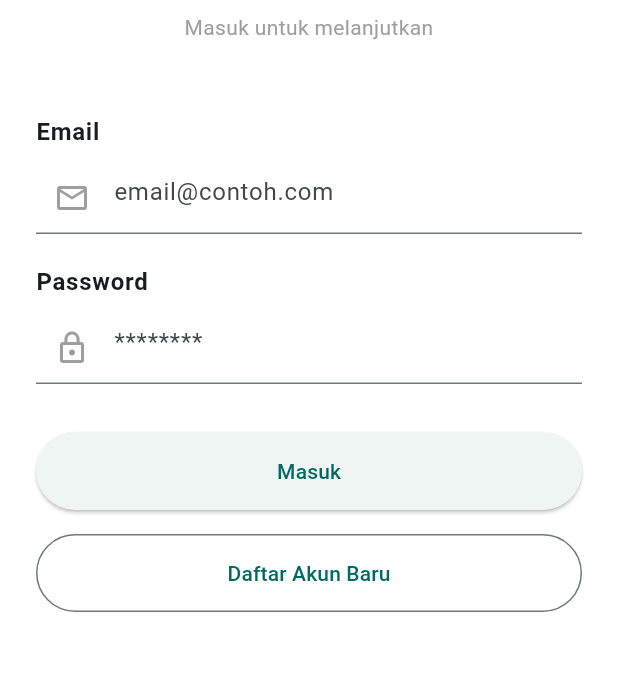
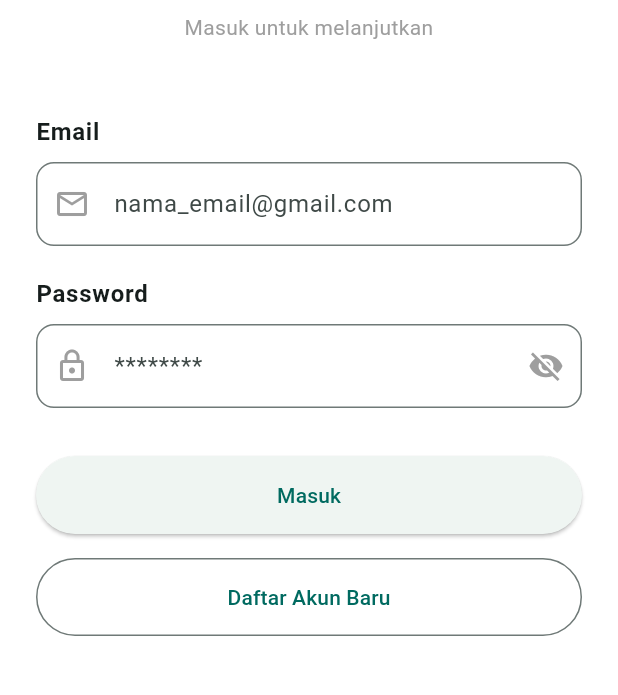
Before and after one commit to rerere-bit/medicare-mobile-app, a Flutter app: the screen it shows after launch, on a phone screen of 412 x 824 dp, the part 372-1067 px from its top. Run offline on Flutter 3.47's test engine with Material 3 defaults, Android fonts, the phone set to English and light mode, and no system bars; our stand-ins replace cloud_firestore, firebase_auth, firebase_core, fl_chart, flutter_local_notifications, timezone; accounts and stored records are empty.

Commit message:
stylr: memperbaiki tampilan UI dari laman autentikasi

```diff
--- a/lib/screens/auth/login_screen.dart
+++ b/lib/screens/auth/login_screen.dart
@@ -75,7 +75,7 @@ class _LoginScreenState extends State<LoginScreen> {
               const SizedBox(height: 48),
 
               CustomTextField(
-                label: 'Email', hint: 'email@contoh.com', icon: Icons.email_outlined, controller: _emailController,
+                label: 'Email', hint: 'nama_email@gmail.com', icon: Icons.email_outlined, controller: _emailController,
               ),
               const SizedBox(height: 20),
               CustomTextField(
--- a/lib/widgets/custom_textfield.dart
+++ b/lib/widgets/custom_textfield.dart
@@ -1,11 +1,12 @@
 import 'package:flutter/material.dart';
 
-class CustomTextField extends StatelessWidget {
+class CustomTextField extends StatefulWidget {
   final String label;
   final String hint;
   final bool isPassword;
   final IconData? icon;
   final TextEditingController? controller;
+  final String? Function(String?)? validator; // Validator tambahan
 
   const CustomTextField({
     super.key,
@@ -14,7 +15,22 @@ class CustomTextField extends StatelessWidget {
     this.isPassword = false,
     this.icon,
     this.controller,
+    this.validator,
   });
+
+  @override
+  State<CustomTextField> createState() => _CustomTextFieldState();
+}
+
+class _CustomTextFieldState extends State<CustomTextField> {
+  bool _obscureText = true;
+
+  @override
+  void initState() {
+    super.initState();
+    // Jika bukan password, jangan di-obscure
+    _obscureText = widget.isPassword;
+  }
 
   @override
   Widget build(BuildContext context) {
@@ -22,18 +38,35 @@ class CustomTextField extends StatelessWidget {
       crossAxisAlignment: CrossAxisAlignment.start,
       children: [
         Text(
-          label,
+          widget.label,
           style: Theme.of(context).textTheme.bodyLarge?.copyWith(
-            fontWeight: FontWeight.w600,
-          ),
+                fontWeight: FontWeight.w600,
+              ),
         ),
         const SizedBox(height: 8),
-        TextField(
-          controller: controller,
-          obscureText: isPassword,
+        TextFormField(
+          controller: widget.controller,
+          obscureText: widget.isPassword ? _obscureText : false,
+          validator: widget.validator, // Pasang validator
+          autovalidateMode: AutovalidateMode.onUserInteraction, // Validasi live
           decoration: InputDecoration(
-            hintText: hint,
-            prefixIcon: icon != null ? Icon(icon, color: Colors.grey) : null,
+            hintText: widget.hint,
+            prefixIcon: widget.icon != null ? Icon(widget.icon, color: Colors.grey) : null,
+            border: OutlineInputBorder(borderRadius: BorderRadius.circular(12)),
+            // Tombol Mata (Show/Hide)
+            suffixIcon: widget.isPassword
+                ? IconButton(
+                    icon: Icon(
+                      _obscureText ? Icons.visibility_off : Icons.visibility,
+                      color: Colors.grey,
+                    ),
+                    onPressed: () {
+                      setState(() {
+                        _obscureText = !_obscureText;
+                      });
+                    },
+                  )
+                : null,
           ),
         ),
       ],
```
